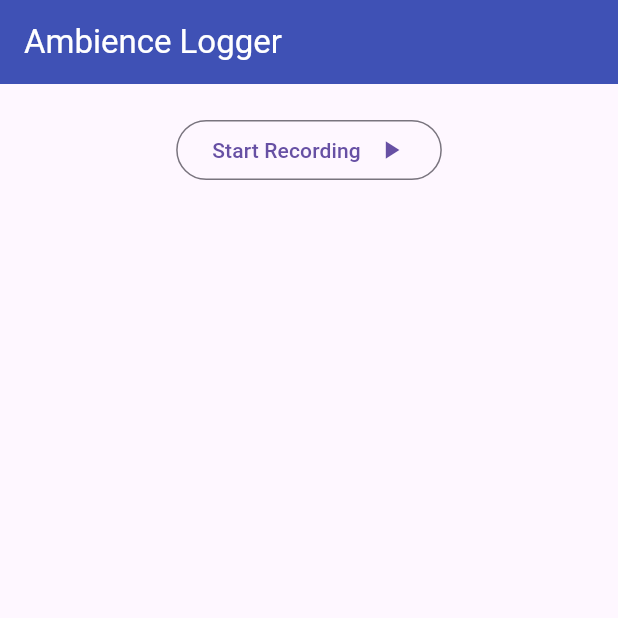
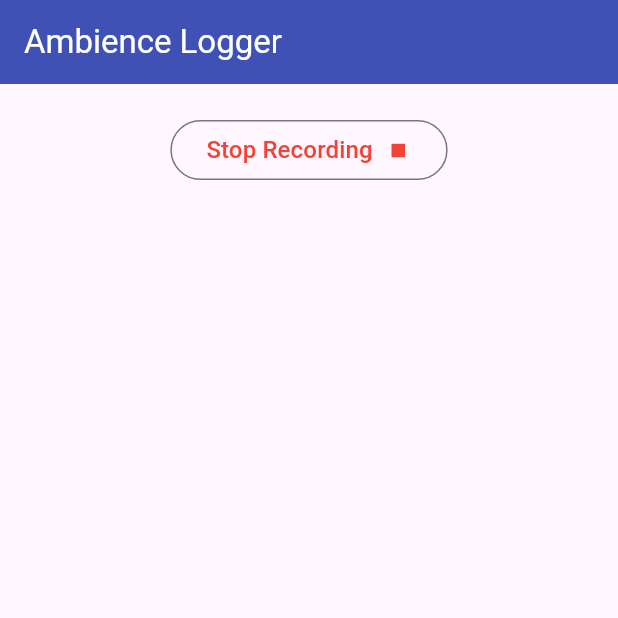
Before and after one commit to vince-ilagan/vince-ilagan-exer07, a Flutter app: the screen it shows after launch, after a tap on "Start Recording", on a phone screen of 412 x 824 dp, the top half of it. Run offline on Flutter 3.47's test engine with Material 3 defaults, Android fonts, the phone set to English and light mode, and no system bars; our stand-ins replace audioplayers, geolocator, permission_handler, sensors_plus; missing offline and left inert: record.

Commit message:
feat: updated GUI and added some models for future use

```diff
--- a/ambience_logger/lib/main.dart
+++ b/ambience_logger/lib/main.dart
@@ -17,8 +17,38 @@ class Coordinates {
   Coordinates(this.latitude, this.longitude);
 }
 
+//for the data for ambience record
+class AmbienceRecord {
+  String fileName;
+  String filePath;
+  Coordinates location;
+  double averageMotion;
+
+  AmbienceRecord(
+    this.fileName,
+    this.filePath,
+    this.location,
+    this.averageMotion,
+  );
+}
+
+//used to store ambience records and for display in the UI
+class LogProvider extends ChangeNotifier {
+  List<AmbienceRecord> records = [];
+
+  void addRecord(AmbienceRecord record) {
+    records.insert(0, record);
+    notifyListeners();
+  }
+}
+
 void main() {
-  runApp(const MyApp());
+  runApp(
+    ChangeNotifierProvider(
+      create: (context) => LogProvider(),
+      child: const MyApp(),
+    ),
+  );
 }
 
 class MyApp extends StatelessWidget {
@@ -43,6 +73,7 @@ class MyHomePage extends StatefulWidget {
 }
 
 class _MyHomePageState extends State<MyHomePage> {
+  bool isRecording = false; //placeholder
   bool permissionGranted = false;
   Coordinates? location;
 
@@ -61,19 +92,31 @@ class _MyHomePageState extends State<MyHomePage> {
       ),
       body: Column(
         children: [
-          const SizedBox(height: 20),
           Center(
+            child: Padding(
+              padding: const EdgeInsets.symmetric(vertical: 20),
               child: OutlinedButton(
                 onPressed: () {
-                //recording code goes here
+                  setState(() => isRecording = !isRecording);
                 },
-              child: const Row(
+                child: Row(
+                  mainAxisAlignment: MainAxisAlignment.center,
                   mainAxisSize: MainAxisSize.min,
                   children: [
-                  Text('Start Recording'),
-                  SizedBox(width: 10),
-                  Icon(Icons.play_arrow, size: 20),
+                    Text(
+                      isRecording ? "Stop Recording" : "Start Recording",
+                      style: TextStyle(
+                        fontSize: 16,
+                        color: isRecording ? Colors.red : Colors.blue,
+                      ),
+                    ),
+                    const SizedBox(width: 8),
+                    Icon(
+                      isRecording ? Icons.stop : Icons.play_arrow,
+                      color: isRecording ? Colors.red : Colors.blue,
+                    ),
                   ],
+                ),
               ),
             ),
           ),
```
Lines whose indentation alone changed are shown as unchanged.
